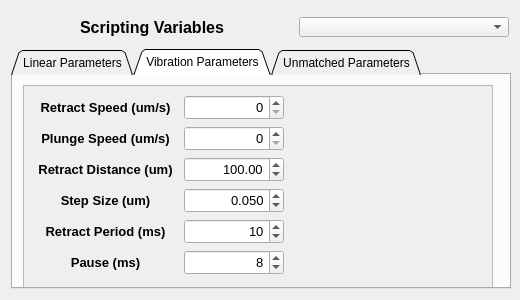
Old version of the form src/ECM_gui/galil_dialog/widget_scripting_variables.ui in the repository dmherrington/ECM-Control-System.
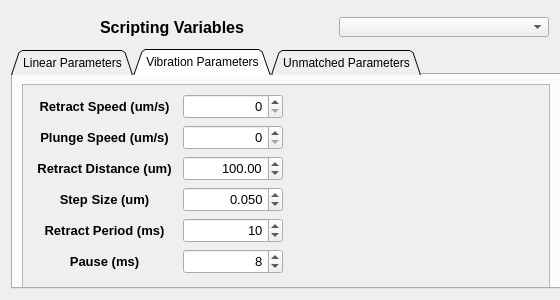
New version of the form.

Patch:
```diff
--- a/src/ECM_gui/galil_dialog/widget_scripting_variables.ui
+++ b/src/ECM_gui/galil_dialog/widget_scripting_variables.ui
@@ -6,7 +6,7 @@
    <rect>
     <x>0</x>
     <y>0</y>
-    <width>520</width>
+    <width>560</width>
     <height>300</height>
    </rect>
   </property>
@@ -18,13 +18,13 @@
   </property>
   <property name="minimumSize">
    <size>
-    <width>520</width>
+    <width>560</width>
     <height>300</height>
    </size>
   </property>
   <property name="maximumSize">
    <size>
-    <width>520</width>
+    <width>560</width>
     <height>300</height>
    </size>
   </property>
@@ -255,13 +255,13 @@
      </property>
      <property name="minimumSize">
       <size>
-       <width>500</width>
+       <width>550</width>
        <height>240</height>
       </size>
      </property>
      <property name="maximumSize">
       <size>
-       <width>500</width>
+       <width>550</width>
        <height>350</height>
       </size>
      </property>
@@ -445,15 +445,9 @@
       <attribute name="title">
        <string>Vibration Parameters</string>
       </attribute>
+      <layout class="QGridLayout" name="gridLayout_2">
+       <item row="0" column="0">
       <widget class="QScrollArea" name="scrollArea">
-       <property name="geometry">
-        <rect>
-         <x>10</x>
-         <y>10</y>
-         <width>470</width>
-         <height>210</height>
-        </rect>
-       </property>
        <property name="minimumSize">
         <size>
          <width>470</width>
@@ -474,7 +468,7 @@
          <rect>
           <x>0</x>
           <y>0</y>
-          <width>468</width>
+            <width>524</width>
           <height>208</height>
          </rect>
         </property>
@@ -864,6 +858,8 @@
         </layout>
        </widget>
       </widget>
+       </item>
+      </layout>
      </widget>
      <widget class="QWidget" name="tab">
       <attribute name="title">
```
Left out of the diff: 28 changed lines with no effect on the pictures. Lines whose indentation alone changed are shown as unchanged.
